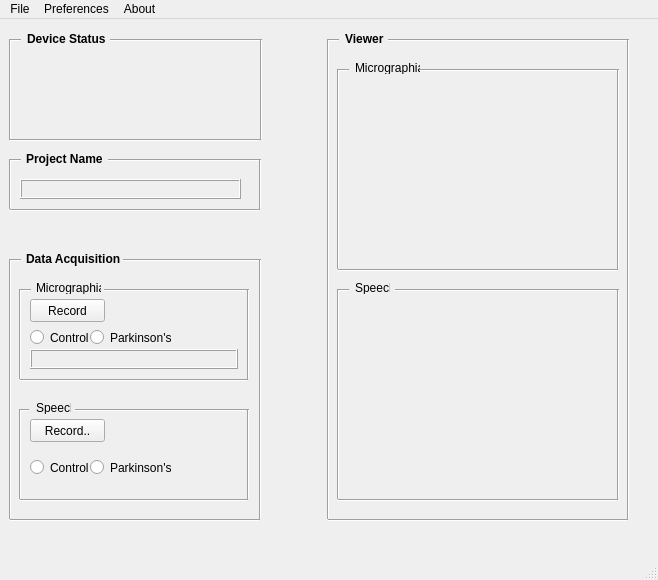
Before: the Qt Designer form Wacom_FE/Release/Wafex_UI.ui in souvikchakraborty98/WACOM, drawn with Qt 5.
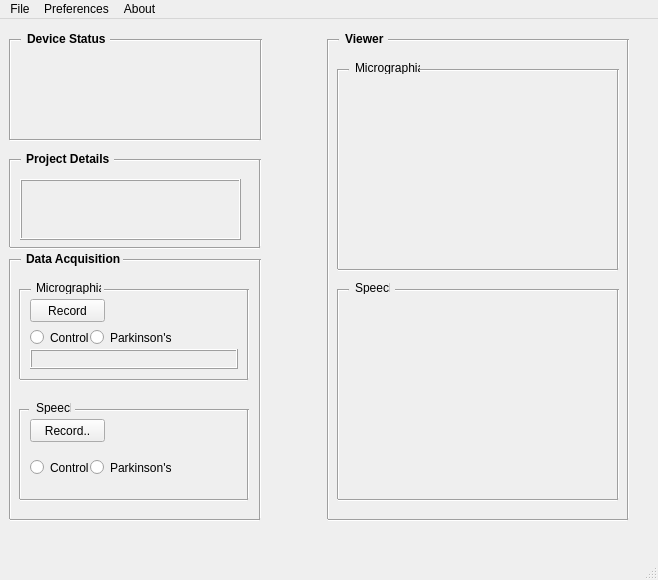
After: the same form once the commit is applied.

```diff
--- a/Wacom_FE/Release/Wafex_UI.ui
+++ b/Wacom_FE/Release/Wafex_UI.ui
@@ -116,7 +116,7 @@
      <rect>
       <x>26</x>
       <y>132</y>
-      <width>81</width>
+      <width>85</width>
       <height>16</height>
      </rect>
     </property>
@@ -127,15 +127,15 @@
      </font>
     </property>
     <property name="text">
-     <string>Project Name</string>
+     <string>Project Details</string>
     </property>
    </widget>
    <widget class="Line" name="line_7">
     <property name="geometry">
      <rect>
-      <x>108</x>
+      <x>114</x>
       <y>140</y>
-      <width>152</width>
+      <width>145</width>
       <height>3</height>
      </rect>
     </property>
@@ -149,7 +149,7 @@
       <x>252</x>
       <y>140</y>
       <width>16</width>
-      <height>50</height>
+      <height>88</height>
      </rect>
     </property>
     <property name="orientation">
@@ -162,7 +162,7 @@
       <x>2</x>
       <y>140</y>
       <width>16</width>
-      <height>50</height>
+      <height>88</height>
      </rect>
     </property>
     <property name="orientation">
@@ -173,7 +173,7 @@
     <property name="geometry">
      <rect>
       <x>10</x>
-      <y>190</y>
+      <y>228</y>
       <width>250</width>
       <height>3</height>
      </rect>
@@ -707,7 +707,7 @@
       <x>20</x>
       <y>160</y>
       <width>221</width>
-      <height>20</height>
+      <height>61</height>
      </rect>
     </property>
     <property name="font">
@@ -728,6 +728,9 @@
     <property name="text">
      <string/>
     </property>
+    <property name="alignment">
+     <set>Qt::AlignLeading|Qt::AlignLeft|Qt::AlignTop</set>
+    </property>
    </widget>
    <widget class="QLabel" name="WacExtStatus">
     <property name="geometry">
```
Left out of the diff: 8 changed lines with no effect on the pictures.
